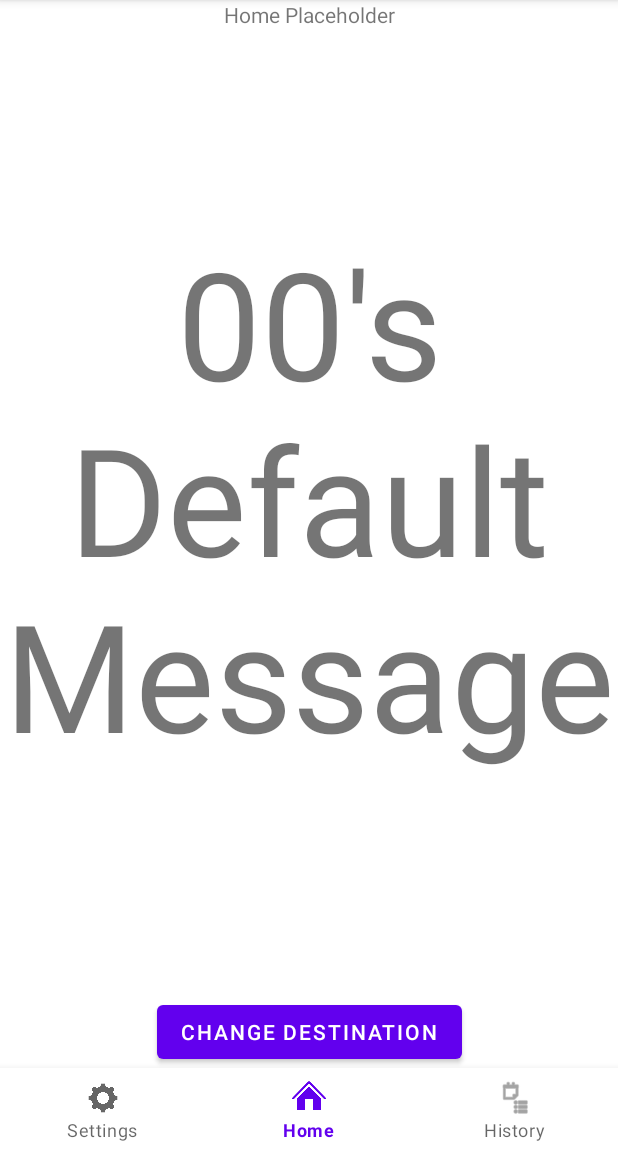
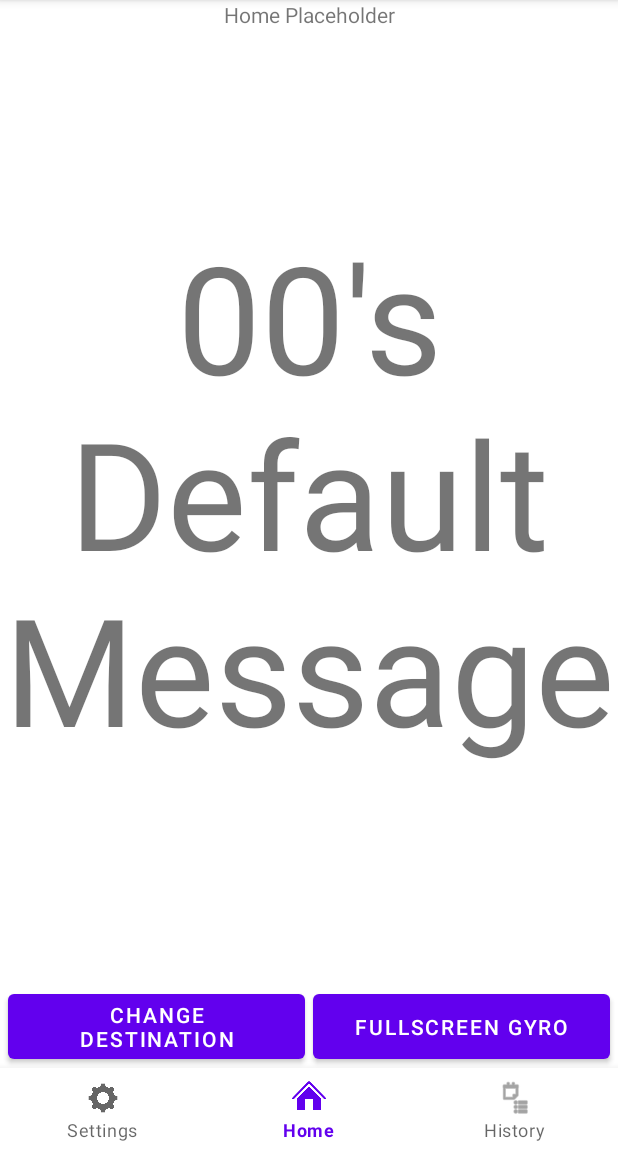
Before and after one commit to dotSlashJack/stay-balanced-app, an Android app: the screen it shows after launch (MainActivity), on a phone screen of 412 x 824 dp, the part 84-1236 px from its top. Run offline under Robolectric (Android 15) with nearby library versions, the phone set to English and light mode, and no system bars.

Commit message:
Initial attempt: Gyroscope Activity

```diff
--- a/app/build.gradle
+++ b/app/build.gradle
@@ -28,6 +28,9 @@ android {
         sourceCompatibility JavaVersion.VERSION_1_8
         targetCompatibility JavaVersion.VERSION_1_8
     }
+    buildFeatures {
+        viewBinding true
+    }
 }
 
 dependencies {
--- a/app/src/main/AndroidManifest.xml
+++ b/app/src/main/AndroidManifest.xml
@@ -10,6 +10,12 @@
         android:supportsRtl="true"
         android:theme="@style/Theme.StayBalanced">
         <activity
+            android:name=".GyroscopePlaceholder"
+            android:configChanges="orientation|keyboardHidden|screenSize"
+            android:exported="false"
+            android:label="@string/fullscreen_activity_title"
+            android:theme="@style/Theme.StayBalanced.Fullscreen" />
+        <activity
             android:name=".MainActivity"
             android:exported="true">
             <intent-filter>
--- a/app/src/main/res/layout/activity_main.xml
+++ b/app/src/main/res/layout/activity_main.xml
@@ -19,7 +19,7 @@
         android:layout_width="match_parent"
         android:layout_height="0dp"
         app:layout_constraintTop_toTopOf="parent"
-        app:layout_constraintBottom_toTopOf="@id/button"
+        app:layout_constraintBottom_toTopOf="@id/button01"
         app:layout_constraintStart_toStartOf="parent"
         app:layout_constraintEnd_toEndOf="parent"
         android:name="androidx.navigation.fragment.NavHostFragment"
@@ -27,14 +27,28 @@
         app:navGraph="@navigation/nav_graph00"/>
 
     <Button
-        android:id="@+id/button"
-        android:layout_width="wrap_content"
+        android:id="@+id/button01"
+        android:layout_width="0dp"
         android:layout_height="wrap_content"
         android:text="Change Destination"
         android:onClick="onClick"
         app:layout_constraintBottom_toTopOf="@+id/menu_view"
         app:layout_constraintStart_toStartOf="parent"
-        app:layout_constraintEnd_toEndOf="parent" />
+        android:layout_marginStart="5dp"
+        app:layout_constraintEnd_toStartOf="@id/button02"
+        android:layout_marginEnd="5dp"/>
+
+    <Button
+        android:id="@+id/button02"
+        android:layout_width="0dp"
+        android:layout_height="0dp"
+        android:text="Fullscreen Gyro"
+        android:onClick="startGyro"
+        app:layout_constraintTop_toTopOf="@+id/button01"
+        app:layout_constraintBottom_toBottomOf="@id/button01"
+        app:layout_constraintStart_toEndOf="@+id/button01"
+        app:layout_constraintEnd_toEndOf="parent"
+        android:layout_marginEnd="5dp"/>
 
     <!--Notice we link the resource defined in res/menu/ to this NavigationBar-->
     <com.google.android.material.bottomnavigation.BottomNavigationView
--- a/app/src/main/res/navigation/nav_graph00.xml
+++ b/app/src/main/res/navigation/nav_graph00.xml
@@ -73,4 +73,14 @@
         app:destination="@id/fragment01"
         app:enterAnim="@animator/nav_default_enter_anim"
         app:exitAnim="@animator/nav_default_exit_anim" />
+    <activity
+        android:id="@+id/calibrationPlaceholder"
+        android:name="edu.staybalanced.staybalanced.GyroscopePlaceholder"
+        android:label="activity_calibration_placeholder"
+        tools:layout="@layout/activity_gyroscope_placeholder" />
+    <action
+        android:id="@+id/to_gyro"
+        app:destination="@id/calibrationPlaceholder"
+        app:enterAnim="@anim/nav_default_enter_anim"
+        app:exitAnim="@anim/nav_default_exit_anim" />
 </navigation>
--- a/app/src/main/res/values-night/themes.xml
+++ b/app/src/main/res/values-night/themes.xml
@@ -13,4 +13,9 @@
         <item name="android:statusBarColor" tools:targetApi="l">?attr/colorPrimaryVariant</item>
         <!-- Customize your theme here. -->
     </style>
+
+    <style name="ThemeOverlay.StayBalanced.FullscreenContainer" parent="">
+        <item name="fullscreenBackgroundColor">@color/light_blue_900</item>
+        <item name="fullscreenTextColor">@color/light_blue_A400</item>
+    </style>
 </resources>
--- /dev/null
+++ b/app/src/main/res/values/attrs.xml
@@ -0,0 +1,6 @@
+<resources>
+    <declare-styleable name="FullscreenAttrs">
+        <attr name="fullscreenBackgroundColor" format="color" />
+        <attr name="fullscreenTextColor" format="color" />
+    </declare-styleable>
+</resources>
--- a/app/src/main/res/values/colors.xml
+++ b/app/src/main/res/values/colors.xml
@@ -7,4 +7,9 @@
     <color name="teal_700">#FF018786</color>
     <color name="black">#FF000000</color>
     <color name="white">#FFFFFFFF</color>
+    <color name="light_blue_600">#FF039BE5</color>
+    <color name="light_blue_900">#FF01579B</color>
+    <color name="light_blue_A200">#FF40C4FF</color>
+    <color name="light_blue_A400">#FF00B0FF</color>
+    <color name="black_overlay">#66000000</color>
 </resources>
--- a/app/src/main/res/values/strings.xml
+++ b/app/src/main/res/values/strings.xml
@@ -97,4 +97,5 @@
         "For example, position the FAB to one side of stream of a cards so the FAB won’t interfere "
         "when a user tries to pick up one of cards.\n\n"
     </string>
+    <string name="fullscreen_activity_title">CalibrationPlaceholder</string>
 </resources>
--- /dev/null
+++ b/app/src/main/res/values/styles.xml
@@ -0,0 +1,11 @@
+<resources>
+
+    <style name="Widget.Theme.StayBalanced.ActionBar.Fullscreen" parent="Widget.AppCompat.ActionBar">
+        <item name="android:background">@color/black_overlay</item>
+    </style>
+
+    <style name="Widget.Theme.StayBalanced.ButtonBar.Fullscreen" parent="">
+        <item name="android:background">@color/black_overlay</item>
+        <item name="android:buttonBarStyle">?android:attr/buttonBarStyle</item>
+    </style>
+</resources>
--- a/app/src/main/res/values/themes.xml
+++ b/app/src/main/res/values/themes.xml
@@ -13,4 +13,15 @@
         <item name="android:statusBarColor" tools:targetApi="l">?attr/colorPrimaryVariant</item>
         <!-- Customize your theme here. -->
     </style>
+
+    <style name="Theme.StayBalanced.Fullscreen" parent="Theme.StayBalanced">
+        <item name="android:actionBarStyle">@style/Widget.Theme.StayBalanced.ActionBar.Fullscreen</item>
+        <item name="android:windowActionBarOverlay">true</item>
+        <item name="android:windowBackground">@null</item>
+    </style>
+
+    <style name="ThemeOverlay.StayBalanced.FullscreenContainer" parent="">
+        <item name="fullscreenBackgroundColor">@color/light_blue_600</item>
+        <item name="fullscreenTextColor">@color/light_blue_A200</item>
+    </style>
 </resources>
```
Also changed, not shown: app/src/main/java/edu/staybalanced/staybalanced/GyroscopePlaceholder.java (added, +190 -0 lines), app/src/main/java/edu/staybalanced/staybalanced/MainActivity.java (+5 -2 lines), app/src/main/res/layout/activity_gyroscope_placeholder.xml (added, +61 -0 lines).
